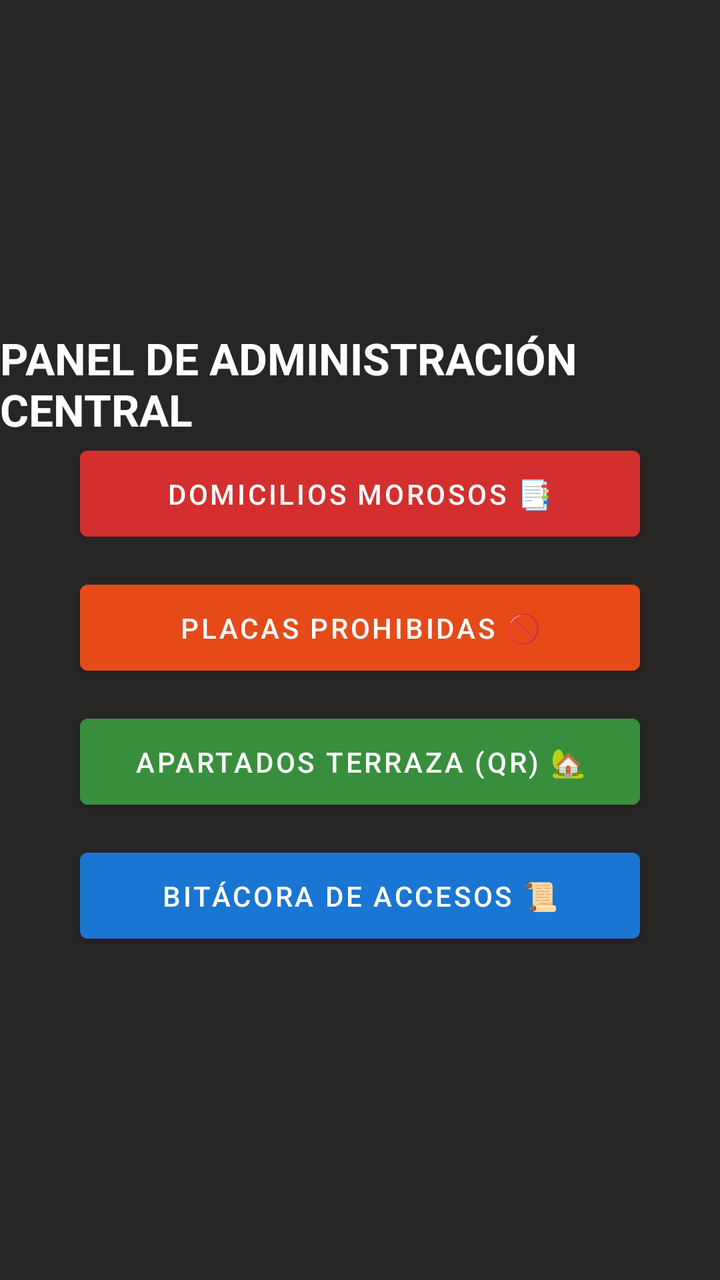
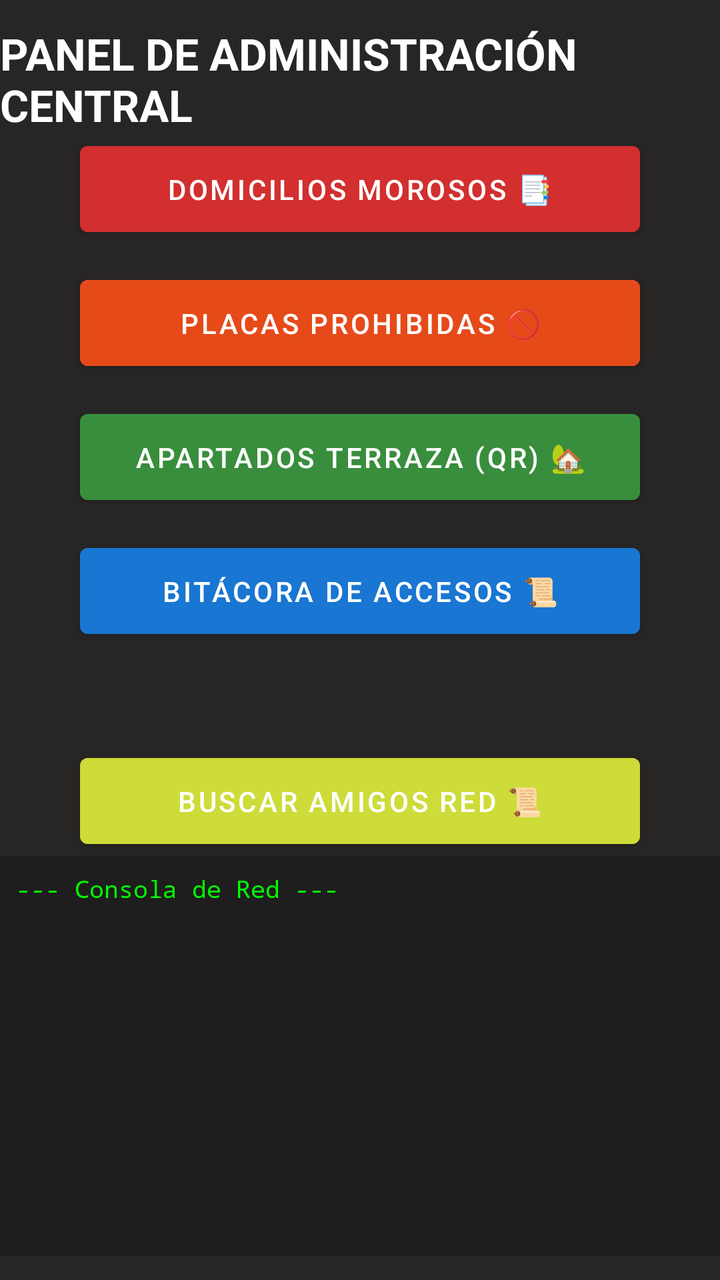

The first picture is an Android layout as it rendered before a commit; the second is the same layout after the commit. The layout source and the unified diff follow.
<!-- AndroidManifest.xml: application theme Theme.RondyAccesos -->
<!-- res/layout/activity_admin_main.xml -->
<?xml version="1.0" encoding="utf-8"?>
<LinearLayout xmlns:android="http://schemas.android.com/apk/res/android"
    android:layout_width="match_parent"
    android:layout_height="match_parent"
    android:background="#282525"
    android:gravity="center"
    android:orientation="vertical">

    <TextView
        android:id="@+id/lblAdminTitle"
        android:layout_width="match_parent"
        android:layout_height="wrap_content"
        android:text="PANEL DE ADMINISTRACIÓN CENTRAL"
        android:textColor="#FFFFFF"
        android:textSize="22sp"
        android:textStyle="bold" />

    <Button
        android:id="@+id/btnGestionMorosos"
        android:layout_width="280dp"
        android:layout_height="55dp"
        android:layout_marginBottom="12dp"
        android:backgroundTint="#D32F2F"
        android:text="Domicilios Morosos 📑" />

    <Button
        android:id="@+id/btnPlacasProhibidas"
        android:layout_width="280dp"
        android:layout_height="55dp"
        android:layout_marginBottom="12dp"
        android:backgroundTint="#E64A19"
        android:text="Placas Prohibidas 🚫" />

    <Button
        android:id="@+id/btnGestionTerraza"
        android:layout_width="280dp"
        android:layout_height="55dp"
        android:layout_marginBottom="12dp"
        android:backgroundTint="#388E3C"
        android:text="Apartados Terraza (QR) 🏡" />

    <Button
        android:id="@+id/btnVerBitacora"
        android:layout_width="280dp"
        android:layout_height="55dp"
        android:backgroundTint="#1976D2"
        android:text="Bitácora de Accesos 📜" />
</LinearLayout>
<!-- resources referenced by this layout -->
<resources>
  <style name="Theme.RondyAccesos" parent="Theme.MaterialComponents.DayNight.DarkActionBar">
          
          <item name="colorPrimary">@color/purple_500</item>
          <item name="colorPrimaryVariant">@color/purple_700</item>
          <item name="colorOnPrimary">@color/white</item>
          
          <item name="colorSecondary">@color/teal_200</item>
          <item name="colorSecondaryVariant">@color/teal_700</item>
          <item name="colorOnSecondary">@color/black</item>
          
          <item name="android:statusBarColor">?attr/colorPrimaryVariant</item>
          
      </style>
  <color name="purple_500">#FF6200EE</color>
  <color name="purple_700">#FF3700B3</color>
  <color name="white">#FFFFFFFF</color>
  <color name="teal_200">#FF03DAC5</color>
  <color name="teal_700">#FF018786</color>
  <color name="black">#FF000000</color>
</resources>

<!-- the commit's change to res/layout/activity_admin_main.xml (unified diff, before → after) -->
@@ -45,4 +45,28 @@
         android:layout_height="55dp"
         android:backgroundTint="#1976D2"
         android:text="Bitácora de Accesos 📜" />
+
+    <Button
+        android:id="@+id/btnBuscarAmigosRED"
+        android:layout_width="280dp"
+        android:layout_height="55dp"
+        android:layout_marginTop="50dp"
+        android:backgroundTint="#CDDC39"
+        android:text="Buscar amigos RED 📜" />
+    <ScrollView
+        android:id="@+id/scrollConsole"
+        android:layout_width="match_parent"
+        android:layout_height="200dp"
+        android:background="#1E1E1E"
+        android:padding="8dp">
+
+        <TextView
+            android:id="@+id/txtConsole"
+            android:layout_width="match_parent"
+            android:layout_height="wrap_content"
+            android:fontFamily="monospace"
+            android:text="--- Consola de Red ---"
+            android:textColor="#00FF00"
+            android:textSize="12sp" />
+    </ScrollView>
 </LinearLayout>
